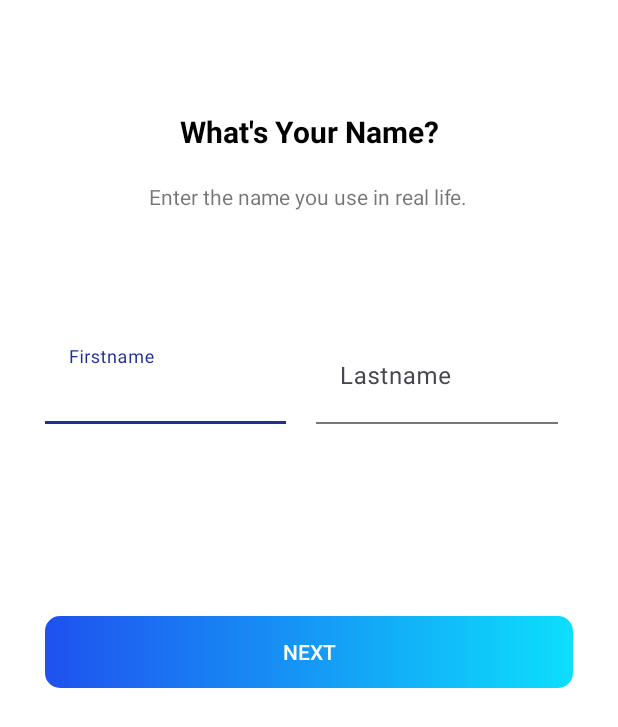
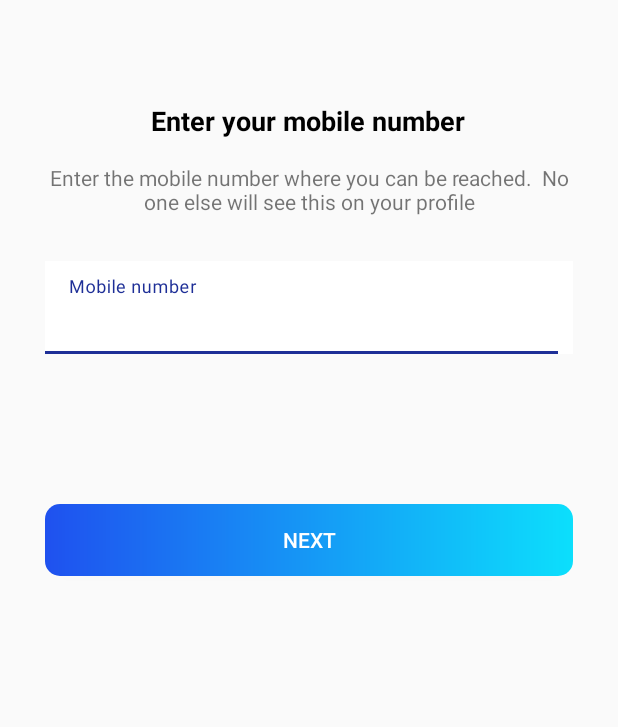
Before and after one commit to marArcz/KonekQ, an Android app: the layout signup_phone_fragment.xml on its own in the app's theme, with its tools: preview values and no code run, on a phone screen of 412 x 824 dp. Shown: the top 727 px of the screen. Run offline under Robolectric (Android 15) with nearby library versions, the light colour scheme and no system bars.

Commit message:
used array for fragments

```diff
--- /dev/null
+++ b/app/src/main/java/com/example/konekq/SignUpPhoneFragment.java
@@ -0,0 +1,5 @@
+package com.example.konekq;
+
+public class SignUpPhoneFragment {
+
+}
--- a/app/src/main/java/com/example/konekq/SignupGenderFragment.java
+++ b/app/src/main/java/com/example/konekq/SignupGenderFragment.java
@@ -4,6 +4,7 @@ import android.os.Bundle;
 import android.view.LayoutInflater;
 import android.view.View;
 import android.view.ViewGroup;
+import android.widget.ArrayAdapter;
 import android.widget.ListView;
 
 import androidx.annotation.NonNull;
@@ -20,8 +21,9 @@ public class SignupGenderFragment extends Fragment {
     public void onViewCreated(@NonNull View view, @Nullable Bundle savedInstanceState) {
         View root = view;
         ListView listView = root.findViewById(R.id.gender_listview);
-        //String gender[] = {"Female","Male","Custom"};
-
+        String genders[] = {"Female","Male","Custom"};
+        ArrayAdapter arrayAdapter = new ArrayAdapter(getContext(), com.google.android.material.R.layout.support_simple_spinner_dropdown_item,genders);
+        listView.setAdapter(arrayAdapter);
         super.onViewCreated(root, savedInstanceState);
     }
 }
--- a/app/src/main/res/layout/signup_name_fragment.xml
+++ b/app/src/main/res/layout/signup_phone_fragment.xml
@@ -3,55 +3,54 @@
     xmlns:app="http://schemas.android.com/apk/res-auto"
     xmlns:tools="http://schemas.android.com/tools"
     android:layout_width="match_parent"
-    android:layout_height="match_parent"
-    android:paddingVertical="30dp"
-    android:background="@color/white">
+    android:layout_height="match_parent">
 
     <TextView
-        android:id="@+id/textView4"
+        android:id="@+id/textView11"
         android:layout_width="wrap_content"
         android:layout_height="wrap_content"
-        android:layout_marginTop="44dp"
-        android:text="@string/what_s_your_name"
+        android:layout_marginTop="68dp"
+        android:text="Enter your mobile number"
         android:textColor="@color/black"
-        android:textSize="20sp"
         android:textStyle="bold"
         app:layout_constraintEnd_toEndOf="parent"
+        android:textSize="18sp"
+        app:layout_constraintHorizontal_bias="0.498"
         app:layout_constraintStart_toStartOf="parent"
         app:layout_constraintTop_toTopOf="parent" />
 
     <TextView
-        android:id="@+id/textView5"
-        android:layout_width="wrap_content"
+        android:id="@+id/textView12"
+        android:layout_width="match_parent"
         android:layout_height="wrap_content"
-        android:layout_marginTop="20dp"
-        android:text="@string/enter_the_name_you_use_in_real_life"
+        android:layout_marginStart="30dp"
+        android:layout_marginTop="16dp"
+        android:layout_marginEnd="30dp"
+        android:text="Enter the mobile number where you can be reached.  No one else will see this on your profile"
+        android:textAlignment="center"
         app:layout_constraintEnd_toEndOf="parent"
-        app:layout_constraintHorizontal_bias="0.497"
+        app:layout_constraintHorizontal_bias="0.0"
         app:layout_constraintStart_toStartOf="parent"
-        app:layout_constraintTop_toBottomOf="@+id/textView4" />
+        app:layout_constraintTop_toBottomOf="@+id/textView11" />
 
     <LinearLayout
-        android:id="@+id/linear_layout_inputs"
+        android:id="@+id/linearLayout"
         android:layout_width="match_parent"
         android:layout_height="wrap_content"
         android:layout_marginHorizontal="30dp"
-        android:layout_marginTop="80dp"
-        android:gravity="center_horizontal"
+        android:layout_marginTop="30dp"
         android:theme="@style/Theme.KonekQ.Material"
-        android:weightSum="2"
         app:layout_constraintEnd_toEndOf="parent"
         app:layout_constraintStart_toStartOf="parent"
-        app:layout_constraintTop_toBottomOf="@id/textView5">
+        app:layout_constraintTop_toBottomOf="@id/textView12">
 
         <com.google.android.material.textfield.TextInputLayout
             style="@style/Widget.Material3.TextInputLayout.FilledBox"
-            android:layout_width="0dp"
+            android:layout_width="match_parent"
             android:layout_height="wrap_content"
             android:layout_marginEnd="10dp"
-            android:layout_weight="1"
             android:background="@color/white"
-            android:hint="@string/firstname"
+            android:hint="@string/mobile_number"
             app:boxBackgroundColor="@color/white">
 
             <com.google.android.material.textfield.TextInputEditText
@@ -59,26 +58,7 @@
                 android:layout_width="match_parent"
                 android:layout_height="wrap_content"
                 android:background="@color/white"
-                android:maxLines="1"
-                android:paddingTop="30dp" />
-        </com.google.android.material.textfield.TextInputLayout>
-
-        <com.google.android.material.textfield.TextInputLayout
-            style="@style/Widget.Material3.TextInputLayout.FilledBox"
-            android:layout_width="0dp"
-            android:layout_height="wrap_content"
-            android:layout_marginStart="10dp"
-            android:layout_marginEnd="10dp"
-            android:layout_weight="1"
-            android:background="@color/white"
-            android:hint="@string/lastname"
-            app:boxBackgroundColor="@color/white">
-
-            <com.google.android.material.textfield.TextInputEditText
-                android:id="@+id/edit_text_lastname"
-                android:layout_width="match_parent"
-                android:layout_height="wrap_content"
-                android:background="@color/white"
+                android:inputType="phone"
                 android:maxLines="1"
                 android:paddingTop="30dp" />
         </com.google.android.material.textfield.TextInputLayout>
@@ -89,12 +69,13 @@
         android:layout_width="match_parent"
         android:layout_height="wrap_content"
         android:layout_marginHorizontal="30dp"
-        android:layout_marginTop="128dp"
+        android:layout_marginTop="100dp"
         android:background="@drawable/btn_bg"
         android:text="Next"
         android:textColor="@color/white"
-        android:theme="@style/Theme.KonekQ.AppCompat"
         app:layout_constraintEnd_toEndOf="parent"
+        app:layout_constraintHorizontal_bias="1.0"
         app:layout_constraintStart_toStartOf="parent"
-        app:layout_constraintTop_toBottomOf="@+id/linear_layout_inputs" />
+        app:layout_constraintTop_toBottomOf="@+id/linearLayout" />
+
 </androidx.constraintlayout.widget.ConstraintLayout>
--- a/app/src/main/res/layout/signup_welcome_fragment.xml
+++ b/app/src/main/res/layout/signup_welcome_fragment.xml
@@ -11,7 +11,7 @@
         android:id="@+id/imageView"
         android:layout_width="wrap_content"
         android:layout_height="wrap_content"
-        android:layout_marginTop="80dp"
+        android:layout_marginTop="44dp"
         app:layout_constraintEnd_toEndOf="parent"
         app:layout_constraintStart_toStartOf="parent"
         app:layout_constraintTop_toTopOf="parent"
@@ -63,10 +63,11 @@
         android:background="@drawable/btn_bg"
         android:text="Next"
         android:textColor="@color/white"
-        android:layout_marginBottom="30dp"
         android:theme="@style/Theme.KonekQ.AppCompat"
         app:layout_constraintEnd_toEndOf="parent"
+        app:layout_constraintHorizontal_bias="0.266"
         app:layout_constraintStart_toStartOf="parent"
         app:layout_constraintTop_toBottomOf="@+id/textView3" />
 
+
 </androidx.constraintlayout.widget.ConstraintLayout>
--- a/app/src/main/res/values/strings.xml
+++ b/app/src/main/res/values/strings.xml
@@ -11,4 +11,7 @@
     <string name="next">Next</string>
     <string name="lastname">Lastname</string>
     <string name="create_account">Create Account</string>
+    <string name="mobile_number">Mobile number</string>
+    <!-- TODO: Remove or change this placeholder text -->
+    <string name="hello_blank_fragment">Hello blank fragment</string>
 </resources>
```
Also changed, not shown: app/src/main/java/com/example/konekq/BlankFragment.java (added, +64 -0 lines), app/src/main/java/com/example/konekq/SignupActivity.java (+37 -43 lines), app/src/main/res/layout/activity_signup.xml (+6 -1 lines), app/src/main/res/layout/fragment_blank.xml (added, +14 -0 lines), app/src/main/res/layout/signup_gender_fragment.xml (+9 -7 lines).
